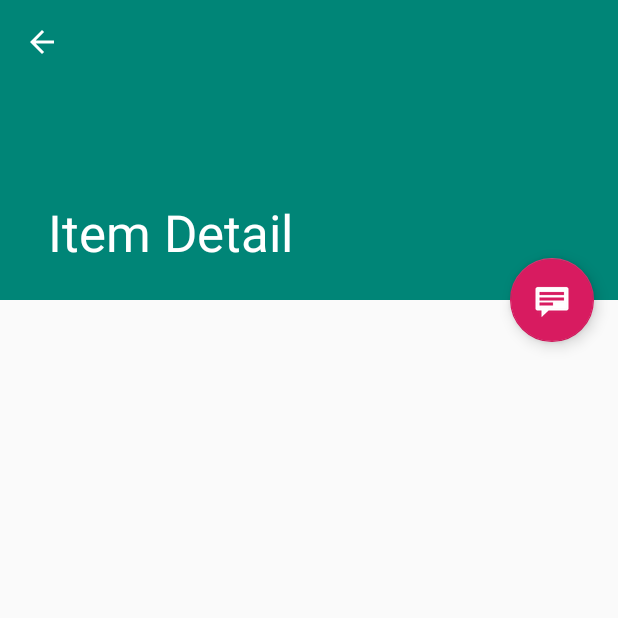
After one commit to CS-UCY-EPL343/epl343.winter18.team11, an Android app: the ItemDetailActivity screen opened directly, with no data from a screen before it, on a phone screen of 412 x 824 dp, the top half of it. The commit adds this screen. Run offline under Robolectric (Android 15) with nearby library versions, the phone set to English and light mode, and no system bars; 1 statement that could not run was skipped.

Commit message:
MAster Details for account activity

```diff
--- a/Android_Branch/app/build.gradle
+++ b/Android_Branch/app/build.gradle
@@ -24,6 +24,7 @@ dependencies {
     implementation 'com.android.support:design:28.0.0'
     implementation 'com.android.support.constraint:constraint-layout:1.1.3'
     implementation 'com.android.support:support-v4:28.0.0'
+    implementation 'com.android.support:recyclerview-v7:28.0.0'
     testImplementation 'junit:junit:4.12'
     androidTestImplementation 'com.android.support.test:runner:1.0.2'
     androidTestImplementation 'com.android.support.test.espresso:espresso-core:3.0.2'
--- /dev/null
+++ b/Android_Branch/app/src/main/java/com/example/myapplication/ItemDetailActivity.java
@@ -0,0 +1,83 @@
+package com.example.myapplication;
+
+import android.content.Intent;
+import android.os.Bundle;
+import android.support.design.widget.FloatingActionButton;
+import android.support.design.widget.Snackbar;
+import android.support.v7.widget.Toolbar;
+import android.view.View;
+import android.support.v7.app.AppCompatActivity;
+import android.support.v7.app.ActionBar;
+import android.support.v4.app.NavUtils;
+import android.view.MenuItem;
+
+/**
+ * An activity representing a single Item detail screen. This
+ * activity is only used on narrow width devices. On tablet-size devices,
+ * item details are presented side-by-side with a list of items
+ * in a {@link ItemListActivity}.
+ */
+public class ItemDetailActivity extends AppCompatActivity {
+
+    @Override
+    protected void onCreate(Bundle savedInstanceState) {
+        super.onCreate(savedInstanceState);
+        setContentView(R.layout.activity_item_detail);
+        Toolbar toolbar = (Toolbar) findViewById(R.id.detail_toolbar);
+        setSupportActionBar(toolbar);
+
+        FloatingActionButton fab = (FloatingActionButton) findViewById(R.id.fab);
+        fab.setOnClickListener(new View.OnClickListener() {
+            @Override
+            public void onClick(View view) {
+                Snackbar.make(view, "Replace with your own detail action", Snackbar.LENGTH_LONG)
+                        .setAction("Action", null).show();
+            }
+        });
+
+        // Show the Up button in the action bar.
+        ActionBar actionBar = getSupportActionBar();
+        if (actionBar != null) {
+            actionBar.setDisplayHomeAsUpEnabled(true);
+        }
+
+        // savedInstanceState is non-null when there is fragment state
+        // saved from previous configurations of this activity
+        // (e.g. when rotating the screen from portrait to landscape).
+        // In this case, the fragment will automatically be re-added
+        // to its container so we don't need to manually add it.
+        // For more information, see the Fragments API guide at:
+        //
+        // http://developer.android.com/guide/components/fragments.html
+        //
+        if (savedInstanceState == null) {
+            // Create the detail fragment and add it to the activity
+            // using a fragment transaction.
+            Bundle arguments = new Bundle();
+            arguments.putString(ItemDetailFragment.ARG_ITEM_ID,
+                    getIntent().getStringExtra(ItemDetailFragment.ARG_ITEM_ID));
+            ItemDetailFragment fragment = new ItemDetailFragment();
+            fragment.setArguments(arguments);
+            getSupportFragmentManager().beginTransaction()
+                    .add(R.id.item_detail_container, fragment)
+                    .commit();
+        }
+    }
+
+    @Override
+    public boolean onOptionsItemSelected(MenuItem item) {
+        int id = item.getItemId();
+        if (id == android.R.id.home) {
+            // This ID represents the Home or Up button. In the case of this
+            // activity, the Up button is shown. Use NavUtils to allow users
+            // to navigate up one level in the application structure. For
+            // more details, see the Navigation pattern on Android Design:
+            //
+            // http://developer.android.com/design/patterns/navigation.html#up-vs-back
+            //
+            NavUtils.navigateUpTo(this, new Intent(this, ItemListActivity.class));
+            return true;
+        }
+        return super.onOptionsItemSelected(item);
+    }
+}
--- /dev/null
+++ b/Android_Branch/app/src/main/java/com/example/myapplication/ItemDetailFragment.java
@@ -0,0 +1,69 @@
+package com.example.myapplication;
+
+import android.app.Activity;
+import android.support.design.widget.CollapsingToolbarLayout;
+import android.os.Bundle;
+import android.support.v4.app.Fragment;
+import android.view.LayoutInflater;
+import android.view.View;
+import android.view.ViewGroup;
+import android.widget.TextView;
+
+import com.example.myapplication.dummy.DummyContent;
+
+/**
+ * A fragment representing a single Item detail screen.
+ * This fragment is either contained in a {@link ItemListActivity}
+ * in two-pane mode (on tablets) or a {@link ItemDetailActivity}
+ * on handsets.
+ */
+public class ItemDetailFragment extends Fragment {
+    /**
+     * The fragment argument representing the item ID that this fragment
+     * represents.
+     */
+    public static final String ARG_ITEM_ID = "item_id";
+
+    /**
+     * The dummy content this fragment is presenting.
+     */
+    private DummyContent.DummyItem mItem;
+
+    /**
+     * Mandatory empty constructor for the fragment manager to instantiate the
+     * fragment (e.g. upon screen orientation changes).
+     */
+    public ItemDetailFragment() {
+    }
+
+    @Override
+    public void onCreate(Bundle savedInstanceState) {
+        super.onCreate(savedInstanceState);
+
+        if (getArguments().containsKey(ARG_ITEM_ID)) {
+            // Load the dummy content specified by the fragment
+            // arguments. In a real-world scenario, use a Loader
+            // to load content from a content provider.
+            mItem = DummyContent.ITEM_MAP.get(getArguments().getString(ARG_ITEM_ID));
+
+            Activity activity = this.getActivity();
+            CollapsingToolbarLayout appBarLayout = (CollapsingToolbarLayout) activity.findViewById(R.id.toolbar_layout);
+            if (appBarLayout != null) {
+                appBarLayout.setTitle(mItem.content);
+            }
+        }
+    }
+
+    @Override
+    public View onCreateView(LayoutInflater inflater, ViewGroup container,
+                             Bundle savedInstanceState) {
+        View rootView = inflater.inflate(R.layout.item_detail, container, false);
+
+        // Show the dummy content as text in a TextView.
+        if (mItem != null) {
+            ((TextView) rootView.findViewById(R.id.item_detail)).setText(mItem.details);
+        }
+
+        return rootView;
+    }
+}
--- /dev/null
+++ b/Android_Branch/app/src/main/java/com/example/myapplication/dummy/DummyContent.java
@@ -0,0 +1,72 @@
+package com.example.myapplication.dummy;
+
+import java.util.ArrayList;
+import java.util.HashMap;
+import java.util.List;
+import java.util.Map;
+
+/**
+ * Helper class for providing sample content for user interfaces created by
+ * Android template wizards.
+ * <p>
+ * TODO: Replace all uses of this class before publishing your app.
+ */
+public class DummyContent {
+
+    /**
+     * An array of sample (dummy) items.
+     */
+    public static final List<DummyItem> ITEMS = new ArrayList<DummyItem>();
+
+    /**
+     * A map of sample (dummy) items, by ID.
+     */
+    public static final Map<String, DummyItem> ITEM_MAP = new HashMap<String, DummyItem>();
+
+    private static final int COUNT = 25;
+
+    static {
+        // Add some sample items.
+        for (int i = 1; i <= COUNT; i++) {
+            addItem(createDummyItem(i));
+        }
+    }
+
+    private static void addItem(DummyItem item) {
+        ITEMS.add(item);
+        ITEM_MAP.put(item.id, item);
+    }
+
+    private static DummyItem createDummyItem(int position) {
+        return new DummyItem(String.valueOf(position), "Item " + position, makeDetails(position));
+    }
+
+    private static String makeDetails(int position) {
+        StringBuilder builder = new StringBuilder();
+        builder.append("Details about Item: ").append(position);
+        for (int i = 0; i < position; i++) {
+            builder.append("\nMore details information here.");
+        }
+        return builder.toString();
+    }
+
+    /**
+     * A dummy item representing a piece of content.
+     */
+    public static class DummyItem {
+        public final String id;
+        public final String content;
+        public final String details;
+
+        public DummyItem(String id, String content, String details) {
+            this.id = id;
+            this.content = content;
+            this.details = details;
+        }
+
+        @Override
+        public String toString() {
+            return content;
+        }
+    }
+}
--- /dev/null
+++ b/Android_Branch/app/src/main/res/layout/activity_item_detail.xml
@@ -0,0 +1,54 @@
+<?xml version="1.0" encoding="utf-8"?>
+<android.support.design.widget.CoordinatorLayout xmlns:android="http://schemas.android.com/apk/res/android"
+    xmlns:app="http://schemas.android.com/apk/res-auto"
+    xmlns:tools="http://schemas.android.com/tools"
+    android:layout_width="match_parent"
+    android:layout_height="match_parent"
+    android:fitsSystemWindows="true"
+    tools:context=".ItemDetailActivity"
+    tools:ignore="MergeRootFrame">
+
+    <android.support.design.widget.AppBarLayout
+        android:id="@+id/app_bar"
+        android:layout_width="match_parent"
+        android:layout_height="@dimen/app_bar_height"
+        android:fitsSystemWindows="true"
+        android:theme="@style/ThemeOverlay.AppCompat.Dark.ActionBar">
+
+        <android.support.design.widget.CollapsingToolbarLayout
+            android:id="@+id/toolbar_layout"
+            android:layout_width="match_parent"
+            android:layout_height="match_parent"
+            android:fitsSystemWindows="true"
+            app:contentScrim="?attr/colorPrimary"
+            app:layout_scrollFlags="scroll|exitUntilCollapsed"
+            app:toolbarId="@+id/toolbar">
+
+            <android.support.v7.widget.Toolbar
+                android:id="@+id/detail_toolbar"
+                android:layout_width="match_parent"
+                android:layout_height="?attr/actionBarSize"
+                app:layout_collapseMode="pin"
+                app:popupTheme="@style/ThemeOverlay.AppCompat.Light" />
+
+        </android.support.design.widget.CollapsingToolbarLayout>
+
+    </android.support.design.widget.AppBarLayout>
+
+    <android.support.v4.widget.NestedScrollView
+        android:id="@+id/item_detail_container"
+        android:layout_width="match_parent"
+        android:layout_height="match_parent"
+        app:layout_behavior="@string/appbar_scrolling_view_behavior" />
+
+    <android.support.design.widget.FloatingActionButton
+        android:id="@+id/fab"
+        android:layout_width="wrap_content"
+        android:layout_height="wrap_content"
+        android:layout_gravity="center_vertical|start"
+        android:layout_margin="@dimen/fab_margin"
+        app:layout_anchor="@+id/item_detail_container"
+        app:layout_anchorGravity="top|end"
+        app:srcCompat="@android:drawable/stat_notify_chat" />
+
+</android.support.design.widget.CoordinatorLayout>
--- /dev/null
+++ b/Android_Branch/app/src/main/res/layout/item_detail.xml
@@ -0,0 +1,10 @@
+<?xml version="1.0" encoding="utf-8"?>
+<TextView xmlns:android="http://schemas.android.com/apk/res/android"
+    xmlns:tools="http://schemas.android.com/tools"
+    android:id="@+id/item_detail"
+    style="?android:attr/textAppearanceLarge"
+    android:layout_width="match_parent"
+    android:layout_height="match_parent"
+    android:padding="16dp"
+    android:textIsSelectable="true"
+    tools:context=".ItemDetailFragment" />
--- a/Android_Branch/app/src/main/res/values/dimens.xml
+++ b/Android_Branch/app/src/main/res/values/dimens.xml
@@ -5,4 +5,7 @@
     <dimen name="nav_header_vertical_spacing">8dp</dimen>
     <dimen name="nav_header_height">176dp</dimen>
     <dimen name="fab_margin">16dp</dimen>
+    <dimen name="app_bar_height">200dp</dimen>
+    <dimen name="item_width">200dp</dimen>
+    <dimen name="text_margin">16dp</dimen>
 </resources>
--- a/Android_Branch/app/src/main/res/values/strings.xml
+++ b/Android_Branch/app/src/main/res/values/strings.xml
@@ -28,4 +28,6 @@
     <string name="nav_header_subtitle">android.studio@android.com</string>
     <string name="nav_header_desc">Navigation header</string>
     <string name="action_settings">Settings</string>
+    <string name="title_item_list">Items</string>
+    <string name="title_item_detail">Item Detail</string>
 </resources>
```
Also changed, not shown: Android_Branch/app/src/main/AndroidManifest.xml (+22 -7 lines), Android_Branch/app/src/main/java/com/example/myapplication/ItemListActivity.java (added, +140 -0 lines), Android_Branch/app/src/main/java/com/example/myapplication/Navigation.java (+11 -5 lines), Android_Branch/app/src/main/res/layout-w900dp/item_list.xml (added, +39 -0 lines), Android_Branch/app/src/main/res/layout/activity_item_list.xml (added, +42 -0 lines), Android_Branch/app/src/main/res/layout/item_list.xml (added, +13 -0 lines), Android_Branch/app/src/main/res/layout/item_list_content.xml (added, +20 -0 lines), Android_Branch/app/src/main/res/menu/activity_navigation_drawer.xml (+4 -4 lines).
